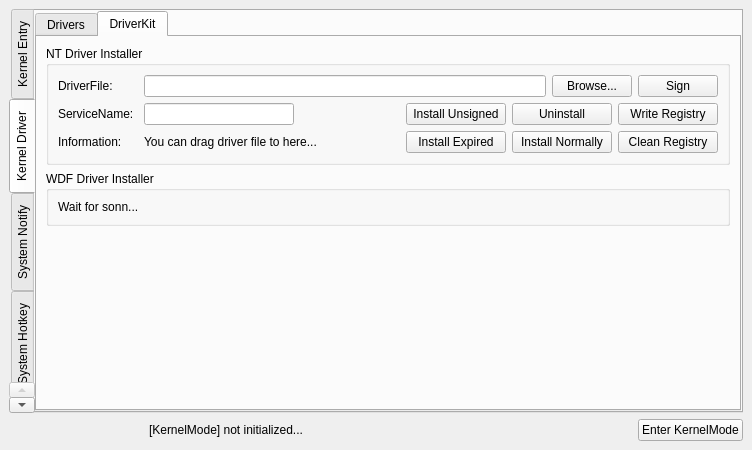
First picture: the form in src/OpenArk/ui/kernel.ui, repository BlackINT3/OpenArk, before the edit.
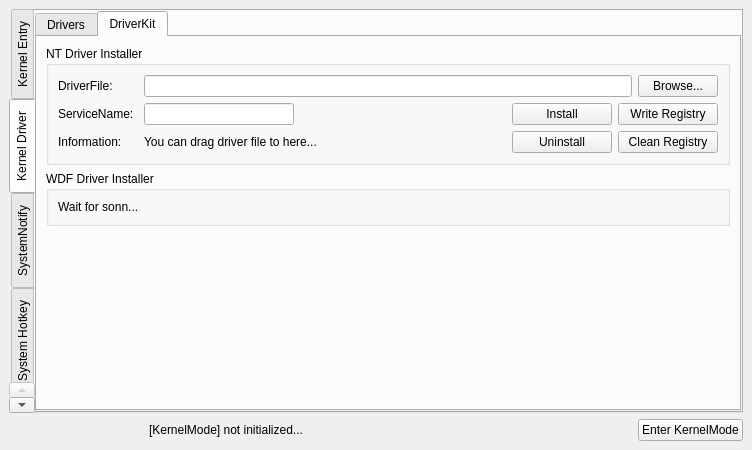
Second picture: the form after the edit. The open tabs and pages were chosen to show the change.

Commit message: Make kernel-entry page to support Windows 11.

```diff
--- a/src/OpenArk/ui/kernel.ui
+++ b/src/OpenArk/ui/kernel.ui
@@ -196,13 +196,6 @@
                   </property>
                  </widget>
                 </item>
-                <item>
-                 <widget class="QPushButton" name="signBtn">
-                  <property name="text">
-                   <string>Sign</string>
-                  </property>
-                 </widget>
-                </item>
                </layout>
               </item>
               <item>
@@ -270,26 +263,7 @@
                    </size>
                   </property>
                   <property name="text">
-                   <string>Install Unsigned</string>
-                  </property>
-                 </widget>
-                </item>
-                <item>
-                 <widget class="QPushButton" name="uninstallBtn">
-                  <property name="sizePolicy">
-                   <sizepolicy hsizetype="Fixed" vsizetype="Fixed">
-                    <horstretch>0</horstretch>
-                    <verstretch>0</verstretch>
-                   </sizepolicy>
-                  </property>
-                  <property name="minimumSize">
-                   <size>
-                    <width>100</width>
-                    <height>0</height>
-                   </size>
-                  </property>
-                  <property name="text">
-                   <string>Uninstall</string>
+                   <string>Install</string>
                   </property>
                  </widget>
                 </item>
@@ -356,7 +330,7 @@
                  </spacer>
                 </item>
                 <item>
-                 <widget class="QPushButton" name="installExpiredBtn">
+                 <widget class="QPushButton" name="uninstallBtn">
                   <property name="sizePolicy">
                    <sizepolicy hsizetype="Fixed" vsizetype="Fixed">
                     <horstretch>0</horstretch>
@@ -370,26 +344,7 @@
                    </size>
                   </property>
                   <property name="text">
-                   <string>Install Expired</string>
-                  </property>
-                 </widget>
-                </item>
-                <item>
-                 <widget class="QPushButton" name="installNormallyBtn">
-                  <property name="sizePolicy">
-                   <sizepolicy hsizetype="Fixed" vsizetype="Fixed">
-                    <horstretch>0</horstretch>
-                    <verstretch>0</verstretch>
-                   </sizepolicy>
-                  </property>
-                  <property name="minimumSize">
-                   <size>
-                    <width>100</width>
-                    <height>0</height>
-                   </size>
-                  </property>
-                  <property name="text">
-                   <string>Install Normally</string>
+                   <string>Uninstall</string>
                   </property>
                  </widget>
                 </item>
@@ -487,7 +442,7 @@
      </widget>
      <widget class="QWidget" name="tabNotify">
       <attribute name="title">
-       <string>System Notify</string>
+       <string>SystemNotify</string>
       </attribute>
       <layout class="QVBoxLayout" name="verticalLayout_8">
        <property name="leftMargin">
```
Left out of the diff: 31 changed lines with no effect on the pictures. The commit also changes 6 other files.
